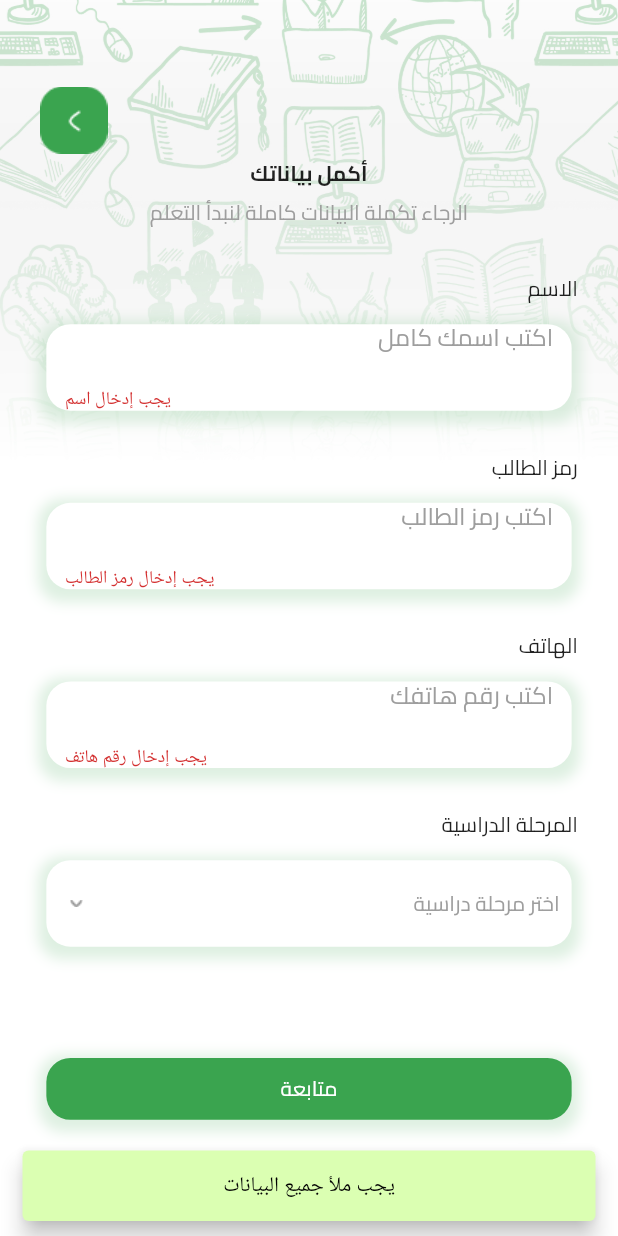
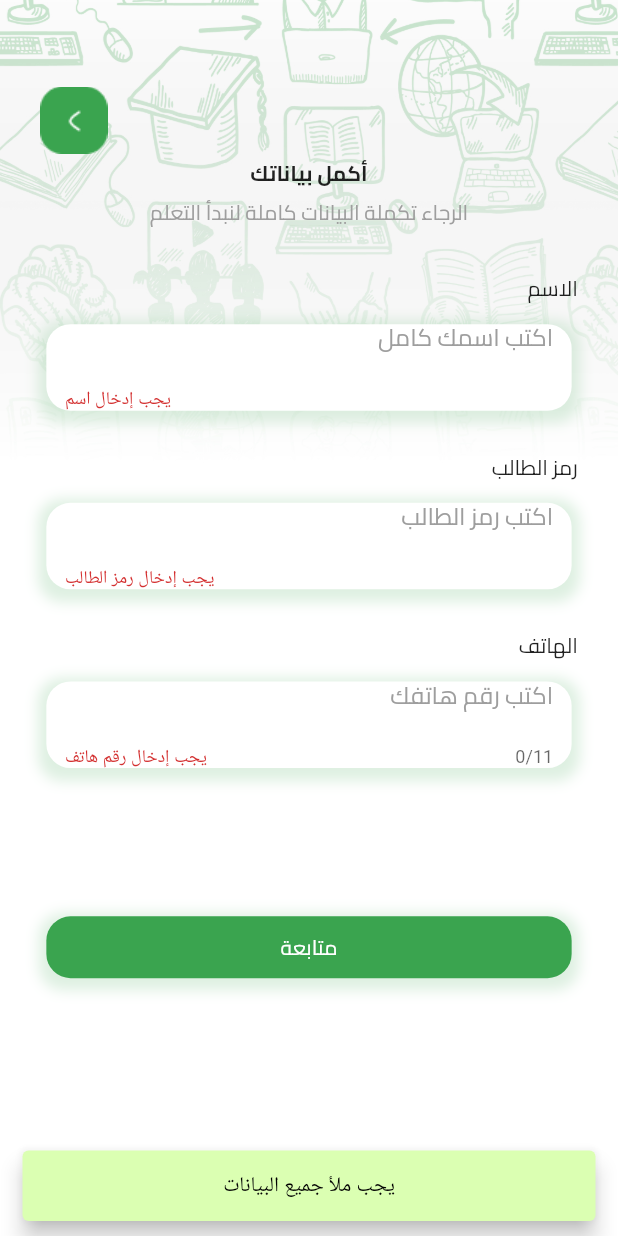
Before and after one commit to osamaOmran1917/Tesla-In-Physics, a Flutter app: the CompleteUserData screen opened directly with empty values, after a tap on "متابعة", on a phone screen of 412 x 824 dp. Run offline on Flutter 3.47's test engine with Material 2 defaults, Android fonts, the phone set to English and light mode, and no system bars; our stand-ins replace bottom_navy_bar, cached_network_image, cloud_firestore, firebase_auth, firebase_core, google_sign_in; accounts and stored records are empty; Roboto replaces fonts that are missing (MyArabicFont).

Commit message:
Starting Localization

```diff
--- a/lib/models/my_user.dart
+++ b/lib/models/my_user.dart
@@ -10,12 +10,12 @@ class MyUser {
     required this.isOnline,
     required this.email,
     required this.pushToken,
-    required this.phone_I,
-    required this.phone_II,
+    required this.phone,
     required this.is_student,
     required this.lessons_num,
     required this.student_id,
     required this.level,
+    required this.male,
   });
 
   late final String image;
@@ -28,12 +28,12 @@ class MyUser {
   late final bool isOnline;
   late final String email;
   late final String pushToken;
-  late final String phone_I;
-  late final String phone_II;
+  late final String phone;
   late final bool is_student;
   late final int lessons_num;
   late final String student_id;
   late final int level;
+  late final bool male;
 
   MyUser.fromJson(Map<String, dynamic> json) {
     image = json['image'] ?? '';
@@ -46,12 +46,12 @@ class MyUser {
     isOnline = json['is_online'] ?? '';
     email = json['email'] ?? '';
     pushToken = json['push_token'] ?? '';
-    phone_I = json['phone_I'] ?? '';
-    phone_II = json['phone_II'] ?? '';
+    phone = json['phone'] ?? '';
     is_student = json['is_student'] ?? '';
     lessons_num = json['lessons_num'] ?? '';
     student_id = json['student_id'] ?? '';
     level = json['level'] ?? '';
+    male = json['male'] ?? '';
   }
 
   Map<String, dynamic> toJson() {
@@ -66,12 +66,12 @@ class MyUser {
     data['is_online'] = isOnline;
     data['email'] = email;
     data['push_token'] = pushToken;
-    data['phone_I'] = phone_I;
-    data['phone_II'] = phone_II;
+    data['phone'] = phone;
     data['is_student'] = is_student;
     data['lessons_num'] = lessons_num;
     data['student_id'] = student_id;
     data['level'] = level;
+    data['male'] = male;
     return data;
   }
 }
--- a/lib/screens/auth/complete_user_data.dart
+++ b/lib/screens/auth/complete_user_data.dart
@@ -1,9 +1,10 @@
 import 'package:flutter/material.dart';
 import 'package:flutter/services.dart';
+import 'package:google_sign_in/google_sign_in.dart';
 import 'package:omar_mostafa/apis/apis.dart';
 import 'package:omar_mostafa/helpers/colors.dart';
 import 'package:omar_mostafa/helpers/dialogs.dart';
-import 'package:omar_mostafa/screens/home_screen.dart';
+import 'package:omar_mostafa/screens/home/home_screen.dart';
 
 class CompleteUserData extends StatefulWidget {
   bool is_student;
@@ -29,6 +30,9 @@ class _CompleteUserDataState extends State<CompleteUserData> {
     }
   }
 
+  int? level;
+  bool? male;
+
   @override
   Widget build(BuildContext context) {
     var width = MediaQuery.of(context).size.width,
@@ -37,8 +41,6 @@ class _CompleteUserDataState extends State<CompleteUserData> {
     SystemChrome.setSystemUIOverlayStyle(SystemUiOverlayStyle(
       statusBarColor: Colors.transparent,
     ));
-    int? level;
-    bool? male;
     return Container(
         decoration: BoxDecoration(
             color: Colors.white,
@@ -57,7 +59,14 @@ class _CompleteUserDataState extends State<CompleteUserData> {
                   children: [
                     Row(
                       children: [
-                        Image.asset('assets/images/back.png'),
+                        InkWell(
+                            onTap: () async {
+                              APIs.deleteUser();
+                              await APIs.auth.signOut();
+                              await GoogleSignIn().signOut();
+                              Navigator.pop(context);
+                            },
+                            child: Image.asset('assets/images/back.png')),
                       ],
                     ),
                     Text(
@@ -105,12 +114,18 @@ class _CompleteUserDataState extends State<CompleteUserData> {
                             ),
                             child: PopupMenuButton(
                                 onSelected: (value) {
-                                  if (value == '1') {
+                                  if (value == 1) {
+                                    setState(() {
                                       level = 1;
-                                  } else if (value == '2') {
+                                    });
+                                  } else if (value == 2) {
+                                    setState(() {
                                       level = 2;
+                                    });
                                   } else {
+                                    setState(() {
                                       level = 3;
+                                    });
                                   }
                                 },
                                 icon: Row(
@@ -119,7 +134,9 @@ class _CompleteUserDataState extends State<CompleteUserData> {
                                         AssetImage('assets/images/down.png')),
                                     Expanded(child: Container()),
                                     Text(
-                                      'اختر مرحلة دراسية',
+                                      level == null
+                                          ? 'اختر مرحلة دراسية'
+                                          : level.toString(),
                                       style: TextStyle(
                                           fontFamily: 'Cairo',
                                           color: Colors.grey),
@@ -263,6 +280,8 @@ class _CompleteUserDataState extends State<CompleteUserData> {
                         ],
                       ),
                       child: TextFormField(
+                        keyboardType: TextInputType.number,
+                        maxLength: 11,
                         controller: phoneController,
                         validator: (text) {
                           if (text == null || text.trim().isEmpty) {
@@ -284,11 +303,15 @@ class _CompleteUserDataState extends State<CompleteUserData> {
                     SizedBox(
                       height: height * .03,
                     ),
+                    Visibility(
+                      visible: widget.is_student,
+                      child: Column(
+                        children: [
                           Row(
                             mainAxisAlignment: MainAxisAlignment.end,
                             children: [
                               Text(
-                          widget.is_student ? 'النوع' : 'المرحلة الدراسية',
+                                'النوع',
                                 style: TextStyle(fontFamily: 'Cairo'),
                               ),
                             ],
@@ -296,8 +319,7 @@ class _CompleteUserDataState extends State<CompleteUserData> {
                           SizedBox(
                             height: height * .013,
                           ),
-                    widget.is_student
-                        ? Container(
+                          Container(
                             height: height * .07,
                             width: width * .85,
                             decoration: BoxDecoration(
@@ -316,9 +338,13 @@ class _CompleteUserDataState extends State<CompleteUserData> {
                             child: PopupMenuButton(
                                 onSelected: (value) {
                                   if (value == true) {
+                                    setState(() {
                                       male = true;
+                                    });
                                   } else {
+                                    setState(() {
                                       male = false;
+                                    });
                                   }
                                 },
                                 icon: Row(
@@ -327,7 +353,11 @@ class _CompleteUserDataState extends State<CompleteUserData> {
                                         AssetImage('assets/images/down.png')),
                                     Expanded(child: Container()),
                                     Text(
-                                      'اختر النوع',
+                                      male == null
+                                          ? 'اختر النوع'
+                                          : male == true
+                                              ? 'ذكر'
+                                              : 'أنثى',
                                       style: TextStyle(
                                           fontFamily: 'Cairo',
                                           color: Colors.grey),
@@ -347,73 +377,50 @@ class _CompleteUserDataState extends State<CompleteUserData> {
                                       )
                                     ]),
                           )
-                        : Container(
-                            height: height * .07,
-                            width: width * .85,
-                            decoration: BoxDecoration(
-                              color: Colors.white,
-                              borderRadius: BorderRadius.circular(width * .039),
-                              boxShadow: [
-                                BoxShadow(
-                                  color: lightGreen.withOpacity(0.17),
-                                  spreadRadius: 5,
-                                  blurRadius: 7,
-                                  offset: Offset(
-                                      0, 3), // changes position of shadow
-                                ),
                         ],
                       ),
-                            child: PopupMenuButton(
-                                onSelected: (value) {
-                                  if (value == '1') {
-                                    level = 1;
-                                  } else if (value == '2') {
-                                    level = 2;
-                                  } else {
-                                    level = 3;
-                                  }
-                                },
-                                icon: Row(
-                                  children: [
-                                    ImageIcon(
-                                        AssetImage('assets/images/down.png')),
-                                    Expanded(child: Container()),
-                                    Text(
-                                      'اختر مرحلة دراسية',
-                                      style: TextStyle(
-                                          fontFamily: 'Cairo',
-                                          color: Colors.grey),
-                                    )
-                                  ],
-                                ),
-                                shape: OutlineInputBorder(
-                                    borderRadius: BorderRadius.circular(10)),
-                                itemBuilder: (context) => [
-                                      PopupMenuItem(
-                                        child: Text('1'),
-                                        value: 1,
-                                      ),
-                                      PopupMenuItem(
-                                        child: Text('2'),
-                                        value: 2,
-                                      ),
-                                      PopupMenuItem(
-                                        child: Text('3'),
-                                        value: 3,
-                                      ),
-                                    ]),
                     ),
                     SizedBox(
                       height: height * .09,
                     ),
                     InkWell(
-                      onTap: () {
-                        if (formKey.currentState?.validate() == false ||
+                      onTap: () async {
+                        if ((formKey.currentState?.validate() == false ||
                                 level == null ||
-                            male == null) {
+                                male == null) &&
+                            widget.is_student == true) {
                           Dialogs.showSnackbar(
                               context, 'يجب ملأ جميع البيانات');
                           return;
+                        }
+                        if ((formKey.currentState?.validate() == false) &&
+                            widget.is_student == false) {
+                          Dialogs.showSnackbar(
+                              context, 'يجب ملأ جميع البيانات');
+                          return;
+                        }
+                        if (widget.is_student == true) {
+                          APIs.updateLevel(APIs.user.uid, level!);
+                          APIs.updateName(
+                              APIs.user.uid, nameController.text.toString());
+                          APIs.updatePhone(
+                              APIs.user.uid, phoneController.text.toString());
+                          APIs.updateGender(APIs.user.uid, male!);
+                        } else {
+                          if (await APIs.checkStudentExistence(
+                                  idController.text.toString()) ==
+                              true) {
+                            APIs.updateName(
+                                APIs.user.uid, nameController.text.toString());
+                            APIs.updatePhone(
+                                APIs.user.uid, phoneController.text.toString());
+                            APIs.updateStudentId(
+                                APIs.user.uid, idController.text.toString());
+                          } else {
+                            Dialogs.showSnackbar(
+                                context, 'لا يوجد طالب بهذا الرمز');
+                            return;
+                          }
                         }
                         Navigator.pushReplacement(context,
                             MaterialPageRoute(builder: (_) => HomeScreen()));
--- a/lib/screens/auth/login_screen.dart
+++ b/lib/screens/auth/login_screen.dart
@@ -10,7 +10,7 @@ import 'package:omar_mostafa/helpers/colors.dart';
 import 'package:omar_mostafa/helpers/dialogs.dart';
 import 'package:omar_mostafa/helpers/shared_data.dart';
 import 'package:omar_mostafa/screens/auth/complete_user_data.dart';
-import 'package:omar_mostafa/screens/home_screen.dart';
+import 'package:omar_mostafa/screens/home/home_screen.dart';
 
 class LoginScreen extends StatefulWidget {
   @override
--- a/lib/screens/splash_screen.dart
+++ b/lib/screens/splash_screen.dart
@@ -4,7 +4,7 @@ import 'package:flutter/material.dart';
 import 'package:flutter/services.dart';
 import 'package:omar_mostafa/apis/apis.dart';
 import 'package:omar_mostafa/helpers/colors.dart';
-import 'package:omar_mostafa/screens/home_screen.dart';
+import 'package:omar_mostafa/screens/home/home_screen.dart';
 import 'package:omar_mostafa/screens/welcome_screen_i.dart';
 
 class SplashScreen extends StatefulWidget {
--- a/pubspec.yaml
+++ b/pubspec.yaml
@@ -30,6 +30,8 @@ environment:
 dependencies:
   flutter:
     sdk: flutter
+  flutter_localizations:
+    sdk: flutter
 
 
   # The following adds the Cupertino Icons font to your application.
@@ -41,6 +43,8 @@ dependencies:
   firebase_auth: ^4.7.1
   cloud_firestore: ^4.8.3
   cached_network_image: ^3.2.3
+  bottom_navy_bar: ^6.0.0
+  intl: ^0.18.0
 
 dev_dependencies:
   flutter_test:
@@ -58,6 +62,7 @@ dev_dependencies:
 
 # The following section is specific to Flutter packages.
 flutter:
+  generate: true
 
   # The following line ensures that the Material Icons font is
   # included with your application, so that you can use the icons in
```
Also changed, not shown: lib/apis/apis.dart (+37 -3 lines), lib/screens/home/dates_tab.dart (added, +14 -0 lines), lib/screens/home/home_screen.dart (added, +161 -0 lines), lib/screens/home/main_tab.dart (added, +14 -0 lines), lib/screens/home_screen.dart (deleted, +0 -91 lines), assets/images/profile_icon.png (added), l10n.yaml (added), pubspec.lock. Lines whose indentation alone changed are shown as unchanged.
